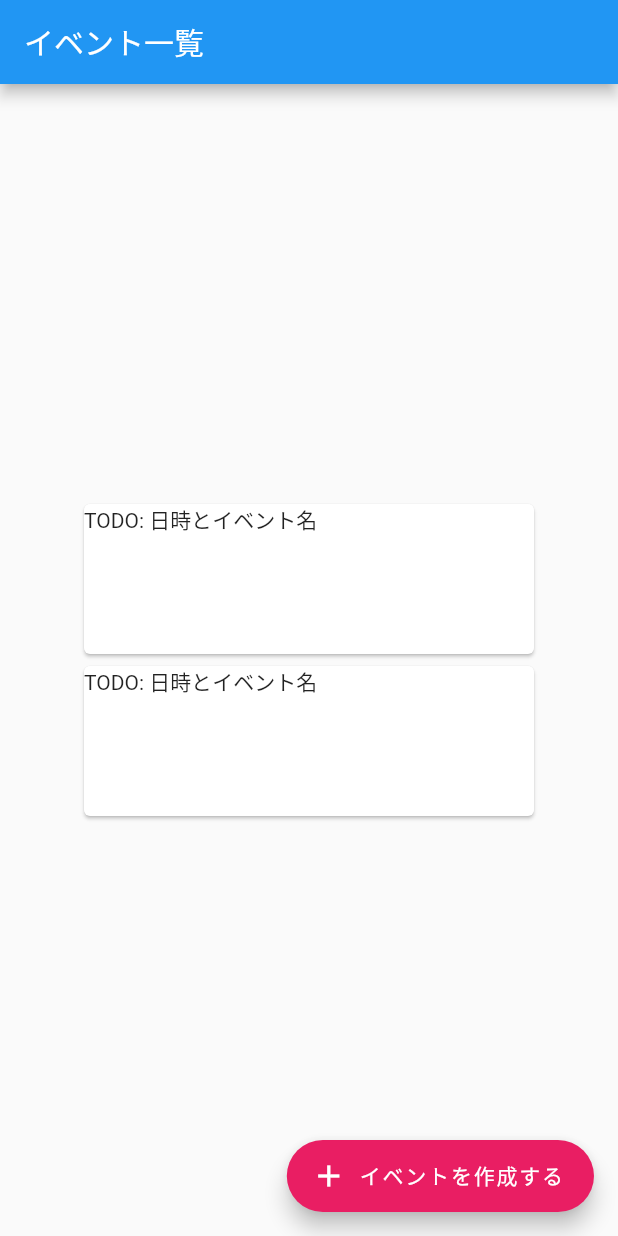
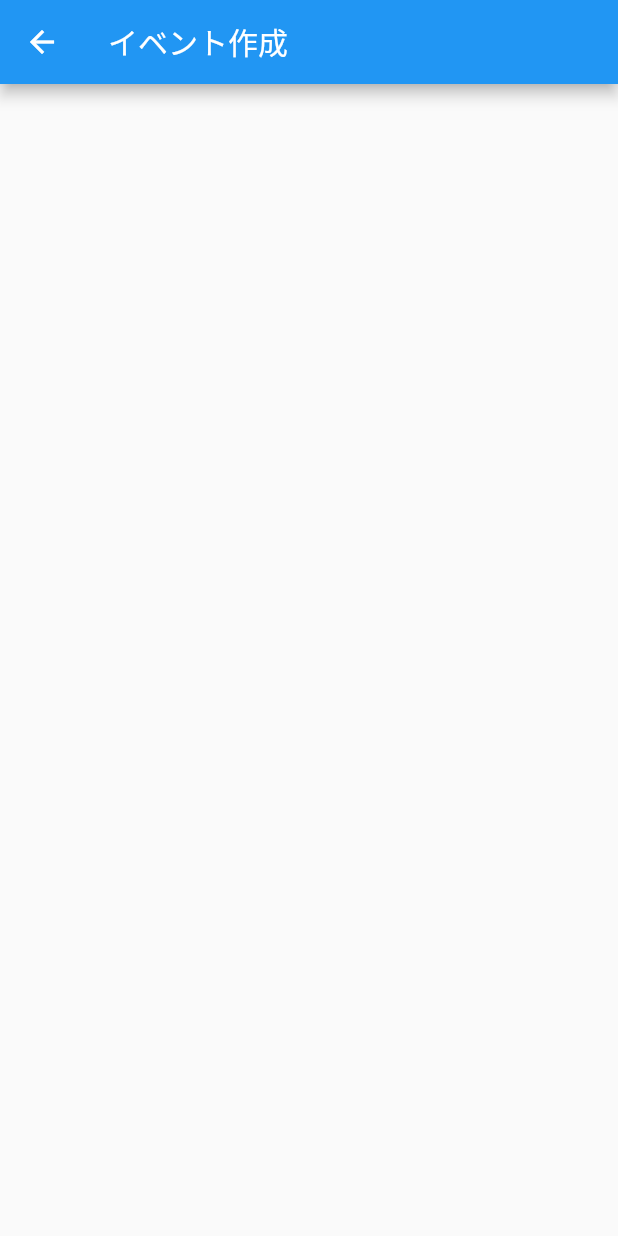
Before and after one commit to azusaw/wakejiro, a Flutter app: the screen it shows after launch, after a tap on "イベントを作成する", on a phone screen of 412 x 824 dp. Run offline on Flutter 3.47's test engine with Material 2 defaults, Android fonts, the phone set to English and light mode, and no system bars.

Commit message:
ページ遷移仮実装

```diff
--- a/flutter/lib/main.dart
+++ b/flutter/lib/main.dart
@@ -1,4 +1,5 @@
 import 'package:flutter/material.dart';
+import 'package:flutter_sample/screens/CreateEventScreen.dart';
 
 void main() {
   runApp(MyApp());
@@ -101,7 +102,11 @@ class _MyHomePageState extends State<MyHomePage> {
       ),
       floatingActionButton: FloatingActionButton.extended(
         onPressed: () {
-          // TODO ページ遷移
+          Navigator.push(
+              context,
+              MaterialPageRoute(builder: (context) => CreateEventScreen(),
+              )
+          );
         },
         label: const Text('イベントを作成する'),
         icon: const Icon(Icons.add),
--- /dev/null
+++ b/flutter/lib/screens/CreateEventScreen.dart
@@ -0,0 +1,15 @@
+import 'package:flutter/material.dart';
+
+class CreateEventScreen extends StatelessWidget {
+  @override
+  Widget build(BuildContext context) {
+    return Scaffold(
+      appBar: AppBar(
+        title: Text("イベント作成"),
+      ),
+      body: Container(
+        height: double.infinity
+      ),
+    );
+  }
+}
```
